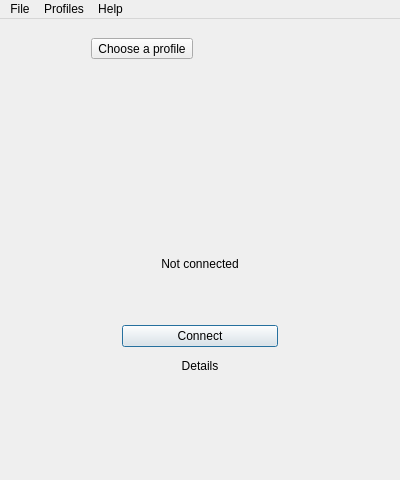
wtalioy/JustConnect, file presentation/main/mainwindow.ui: the form before one commit.
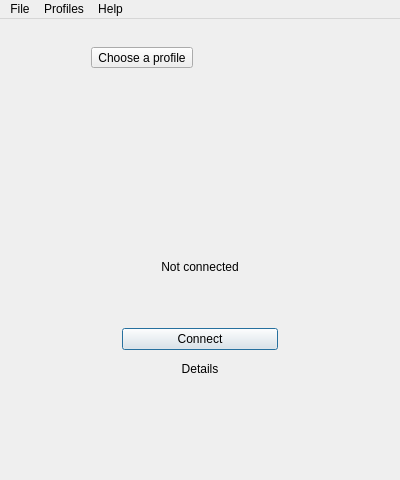
The form after the commit. Icons and pictures are not drawn. Custom widgets are drawn as their Qt base class.

```diff
--- a/presentation/main/mainwindow.ui
+++ b/presentation/main/mainwindow.ui
@@ -14,10 +14,10 @@
      <number>24</number>
     </property>
     <property name="topMargin">
-     <number>16</number>
+     <number>24</number>
     </property>
     <property name="bottomMargin">
-     <number>20</number>
+     <number>24</number>
     </property>
     <item>
      <layout class="QHBoxLayout" name="headerLayout">
@@ -32,24 +32,6 @@
         <property name="accessibleName">
          <string>Connection profile</string>
         </property>
-        <property name="sizePolicy">
-         <sizepolicy hsizetype="Maximum" vsizetype="Fixed">
-          <horstretch>0</horstretch>
-          <verstretch>0</verstretch>
-         </sizepolicy>
-        </property>
-        <property name="minimumSize">
-         <size>
-          <width>64</width>
-          <height>0</height>
-         </size>
-        </property>
-        <property name="popupMode">
-         <enum>QToolButton::InstantPopup</enum>
-        </property>
-        <property name="toolButtonStyle">
-         <enum>Qt::ToolButtonTextOnly</enum>
-        </property>
        </widget>
       </item>
       <item>
@@ -74,8 +56,8 @@
         </property>
         <property name="iconSize">
          <size>
-          <width>20</width>
-          <height>20</height>
+          <width>22</width>
+          <height>22</height>
          </size>
         </property>
         <property name="popupMode">
@@ -770,6 +752,13 @@
    </property>
   </action>
  </widget>
+ <customwidgets>
+  <customwidget>
+   <class>ProfileMenuButton</class>
+   <extends>QToolButton</extends>
+   <header>presentation/widgets/profilemenubutton.h</header>
+  </customwidget>
+ </customwidgets>
  <resources>
   <include location="../../resource.qrc" />
  </resources>
```
Left out of the diff: 2 changed lines with no effect on the pictures.
